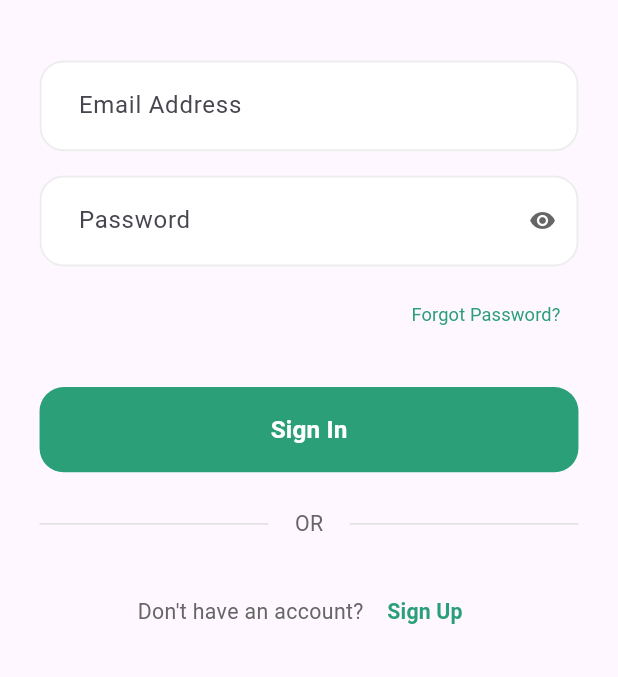
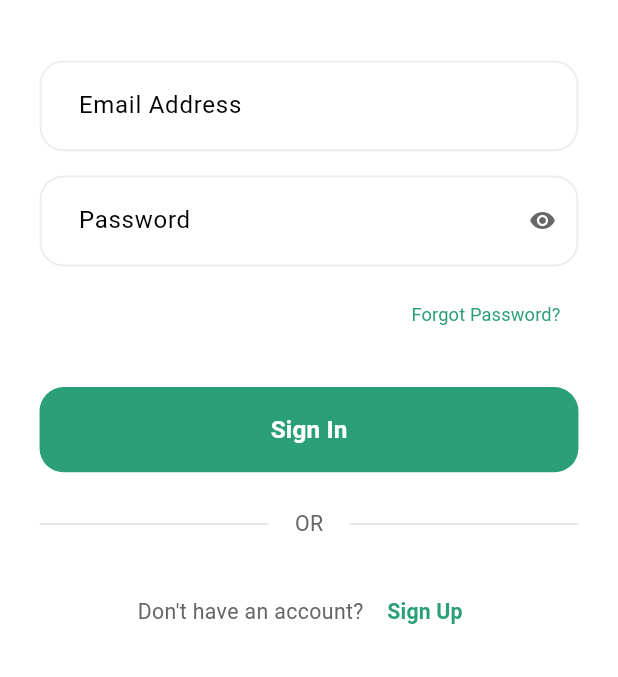
Before and after one commit to rashaNAlaswad/chat_app, a Flutter app: the screen it shows after launch, on a phone screen of 412 x 824 dp, the part 247-924 px from its top. Run offline on Flutter 3.47's test engine with Material 3 defaults, Android fonts, the phone set to English and light mode, and no system bars; our stand-ins replace cloud_firestore, firebase_auth, firebase_core, flutter_screenutil, get_it; accounts and stored records are empty.

Commit message:
Add theme customization: introduce appTheme function for consistent styling and update MainApp to use the new theme.

```diff
--- /dev/null
+++ b/lib/core/theme/app_theme.dart
@@ -0,0 +1,10 @@
+import 'package:flutter/material.dart';
+
+import 'app_colors.dart';
+
+ThemeData appTheme() {
+  return ThemeData(
+    primaryColor: AppColors.greenPrimary,
+    colorScheme: const ColorScheme.light(primary: AppColors.greenPrimary),
+  );
+}
--- a/lib/main.dart
+++ b/lib/main.dart
@@ -9,6 +9,7 @@ import 'core/providers/chat_provider.dart';
 import 'core/providers/user_provider.dart';
 import 'core/router/app_router.dart';
 import 'core/router/routes.dart';
+import 'core/theme/app_theme.dart';
 import 'firebase_options.dart';
 
 void main() async {
@@ -43,7 +44,7 @@ class MainApp extends StatelessWidget {
             title: 'Chat App',
             initialRoute: Routes.login,
             onGenerateRoute: appRouter.onGenerateRoute,
-            theme: ThemeData(primarySwatch: Colors.green),
+            theme: appTheme(),
           ),
         );
       },
```
